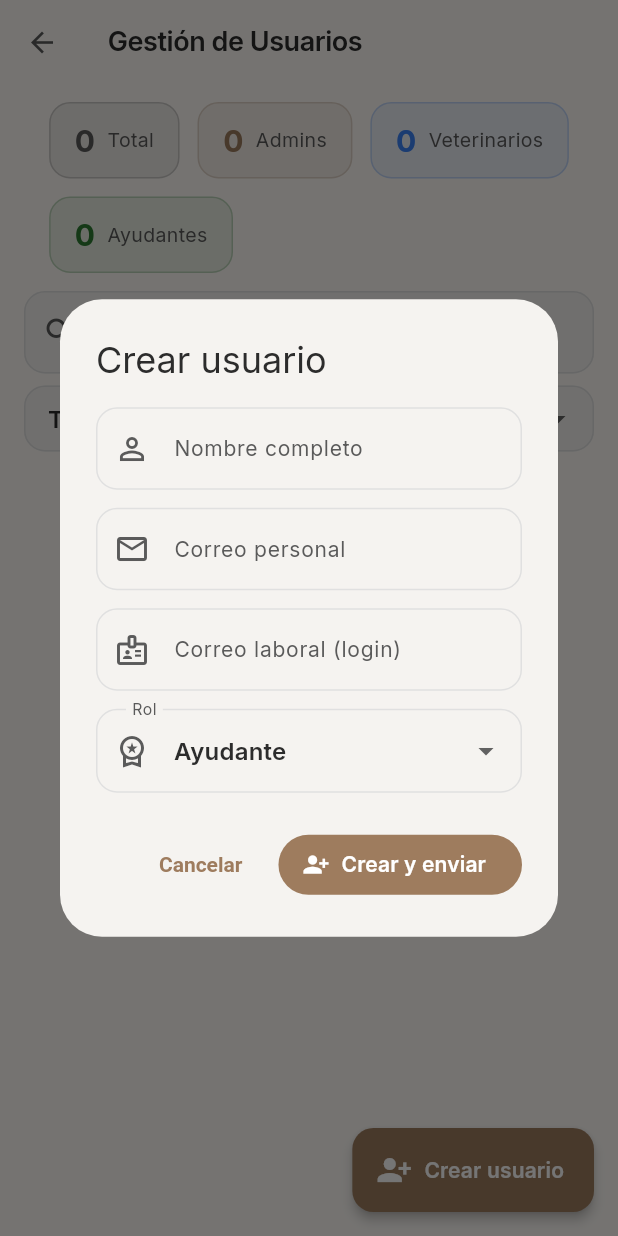
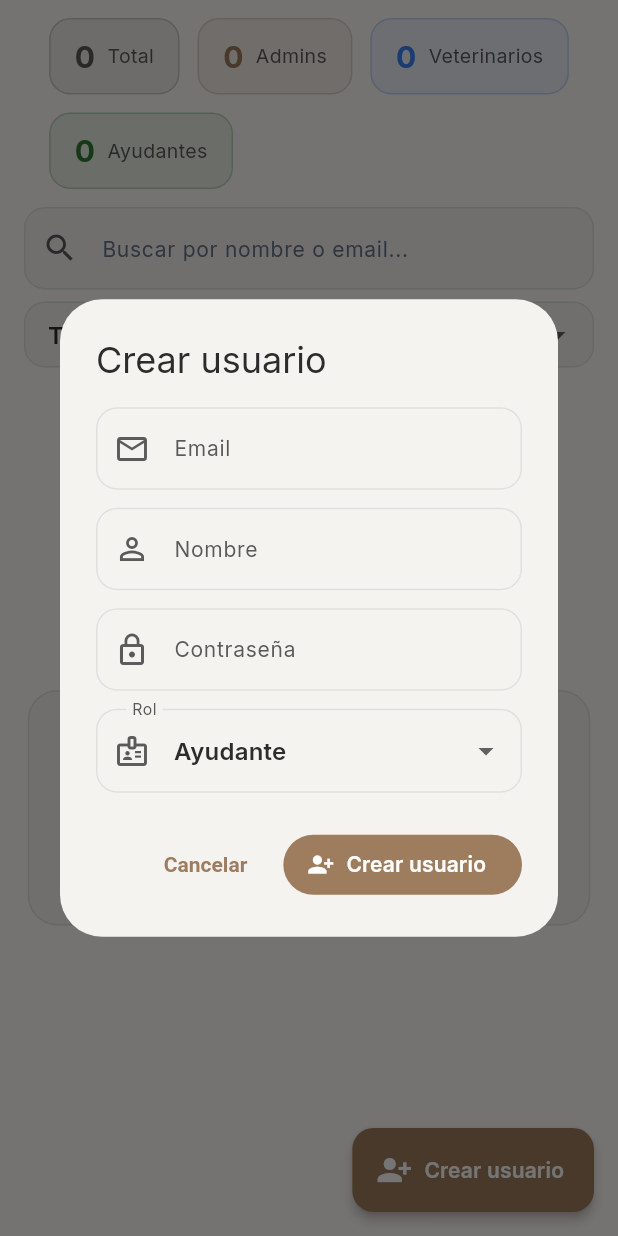
Before and after one commit to Sara-AprendizCBA/Cunitech, a Flutter app: the UserManagementScreen screen opened directly, after a tap on "Crear usuario", on a phone screen of 412 x 824 dp. Run offline on Flutter 3.47's test engine with Material 3 defaults, Android fonts, the phone set to English and light mode, and no system bars; our stand-ins replace fl_chart, flutter_animate, flutter_local_notifications, flutter_tts, get, google_fonts and 8 more; accounts and stored records are empty; network calls fail.

Commit message:
feat(usuarios): formulario de creacion con password manual y manejo de errores

```diff
--- a/lib/screens/admin/user_management_screen.dart
+++ b/lib/screens/admin/user_management_screen.dart
@@ -50,13 +50,18 @@ class _UserManagementScreenState extends State<UserManagementScreen> {
     final theme = Theme.of(context);
     return Scaffold(
       backgroundColor: theme.scaffoldBackgroundColor,
-      appBar: AppBar(
-        backgroundColor: theme.scaffoldBackgroundColor,
-        title: const Text('Gestión de Usuarios'),
-      ),
       body: SafeArea(
         child: Column(
           children: [
+            Obx(
+              () => userController.isLoading.value
+                  ? LinearProgressIndicator(
+                      minHeight: 2,
+                      color: AppTheme.accent,
+                      backgroundColor: AppTheme.borderLight,
+                    )
+                  : const SizedBox.shrink(),
+            ),
             _buildStats(),
             _buildFilters(context),
             Expanded(child: _buildList(context)),
@@ -65,8 +70,11 @@ class _UserManagementScreenState extends State<UserManagementScreen> {
       ),
       floatingActionButton: FloatingActionButton.extended(
         onPressed: _showCreateUserDialog,
+        tooltip: 'Crear usuario',
         icon: const Icon(Icons.person_add_alt_1),
         label: const Text('Crear usuario'),
+        backgroundColor: AppTheme.accent,
+        foregroundColor: Colors.white,
       ),
     );
   }
@@ -187,19 +195,43 @@ class _UserManagementScreenState extends State<UserManagementScreen> {
         return const Center(child: CircularProgressIndicator());
       }
       final list = userController.filteredUsers;
-      if (list.isEmpty) {
-        return const Center(child: Text('No hay usuarios registrados'));
-      }
-      return ListView.builder(
-        padding: EdgeInsets.all(context.adaptivePadding).copyWith(top: 8),
+      final hasFilters = userController.searchQuery.value.isNotEmpty ||
+          userController.rolFilter.value != 'todos';
+      return RefreshIndicator(
+        color: AppTheme.accent,
+        onRefresh: userController.loadAll,
+        child: list.isEmpty
+            ? LayoutBuilder(
+                builder: (context, constraints) => SingleChildScrollView(
+                  physics: const AlwaysScrollableScrollPhysics(),
+                  child: ConstrainedBox(
+                    constraints: BoxConstraints(
+                      minHeight: constraints.maxHeight,
+                    ),
+                    child: _EmptyUsersState(
+                      hasFilters: hasFilters,
+                      onClearFilters: _clearFilters,
+                    ),
+                  ),
+                ),
+              )
+            : ListView.builder(
+                physics: const AlwaysScrollableScrollPhysics(),
+                padding:
+                    EdgeInsets.all(context.adaptivePadding).copyWith(top: 8),
                 itemCount: list.length,
                 itemBuilder: (context, index) {
                   final user = list[index];
                   return Padding(
                     padding: const EdgeInsets.only(bottom: 12),
-            child: _buildUserCard(context, user, key: ValueKey(user.idUsuario)),
+                    child: _buildUserCard(
+                      context,
+                      user,
+                      key: ValueKey(user.idUsuario),
+                    ),
                   );
                 },
+              ),
       );
     });
   }
@@ -335,6 +367,11 @@ class _UserManagementScreenState extends State<UserManagementScreen> {
     return source.isEmpty ? '?' : source[0].toUpperCase();
   }
 
+  void _clearFilters() {
+    _searchCtrl.clear();
+    userController.clearFilters();
+  }
+
   // ────── Acciones ──────
 
   Future<void> _changeRol(UserProfile user, String nuevoRol) async {
@@ -361,13 +398,13 @@ class _UserManagementScreenState extends State<UserManagementScreen> {
   }
 
   Future<void> _showCreateUserDialog() async {
-    final created = await showDialog<bool>(
+    final creado = await showDialog<bool>(
       context: context,
       barrierDismissible: false,
       builder: (_) => const _CreateUserDialog(),
     );
-    if (created == true && mounted) {
-      AppSnackbar.success(context, 'Invitación enviada y usuario creado');
+    if (creado == true && mounted) {
+      AppSnackbar.success(context, 'Usuario creado');
     }
   }
 
@@ -438,7 +475,7 @@ class _StatChip extends StatelessWidget {
           const SizedBox(width: 8),
           Text(
             label,
-            style: const TextStyle(fontSize: 13, color: AppTheme.textSecondary),
+            style: TextStyle(fontSize: 13, color: AppTheme.textSecondary),
           ),
         ],
       ),
@@ -455,54 +492,42 @@ class _CreateUserDialog extends StatefulWidget {
 
 class _CreateUserDialogState extends State<_CreateUserDialog> {
   final _formKey = GlobalKey<FormState>();
+  final _emailCtrl = TextEditingController();
   final _nombreCtrl = TextEditingController();
-  final _personalCtrl = TextEditingController();
-  final _laboralCtrl = TextEditingController();
+  final _passwordCtrl = TextEditingController();
   final _userController = Get.find<UserController>();
-
-  static final _emailRe = RegExp(r'^[^\s@]+@[^\s@]+\.[^\s@]+$');
-  static const List<String> _rolesPermitidos = [
-    'admin',
-    'veterinario',
-    'ayudante',
-  ];
 
   String _rol = 'ayudante';
   bool _saving = false;
 
   @override
   void dispose() {
+    _emailCtrl.dispose();
     _nombreCtrl.dispose();
-    _personalCtrl.dispose();
-    _laboralCtrl.dispose();
+    _passwordCtrl.dispose();
     super.dispose();
   }
-
-  String _rolLabel(String rol) => switch (rol) {
-        'admin' => 'Admin',
-        'veterinario' => 'Veterinario',
-        _ => 'Ayudante',
-      };
 
   Future<void> _submit() async {
     if (!_formKey.currentState!.validate()) return;
     setState(() => _saving = true);
-    final ok = await _userController.crearUsuario(
-      personalEmail: _personalCtrl.text.trim(),
-      laboralEmail: _laboralCtrl.text.trim(),
+    final idUsuario = await _userController.crearUsuario(
+      email: _emailCtrl.text.trim(),
+      password: _passwordCtrl.text,
       nombre: _nombreCtrl.text.trim(),
       rol: _rol,
     );
     if (!mounted) return;
-    if (ok) {
-      Navigator.of(context).pop(true);
-    } else {
+    if (idUsuario == null) {
       setState(() => _saving = false);
       AppSnackbar.error(
         context,
+        _userController.lastError ??
             'No se pudo crear el usuario. Revisa los datos y tu conexión.',
       );
+      return;
     }
+    Navigator.of(context).pop(true);
   }
 
   @override
@@ -518,47 +543,54 @@ class _CreateUserDialogState extends State<_CreateUserDialog> {
               mainAxisSize: MainAxisSize.min,
               children: [
                 TextFormField(
+                  controller: _emailCtrl,
+                  enabled: !_saving,
+                  keyboardType: TextInputType.emailAddress,
+                  decoration: const InputDecoration(
+                    labelText: 'Email',
+                    prefixIcon: Icon(Icons.email_outlined),
+                  ),
+                  validator: (v) {
+                    final t = (v ?? '').trim();
+                    if (t.isEmpty) return 'El email es obligatorio';
+                    final ok =
+                        RegExp(r'^[^@\s]+@[^@\s]+\.[^@\s]+$').hasMatch(t);
+                    return ok ? null : 'Email inválido';
+                  },
+                ),
+                const SizedBox(height: 12),
+                TextFormField(
                   controller: _nombreCtrl,
                   enabled: !_saving,
                   textCapitalization: TextCapitalization.words,
                   decoration: const InputDecoration(
-                    labelText: 'Nombre completo',
+                    labelText: 'Nombre',
                     prefixIcon: Icon(Icons.person_outline),
                   ),
-                  validator: (v) => (v == null || v.trim().isEmpty)
-                      ? 'Ingresa el nombre'
+                  validator: (v) => (v ?? '').trim().isEmpty
+                      ? 'El nombre es obligatorio'
                       : null,
                 ),
                 const SizedBox(height: 12),
                 TextFormField(
-                  controller: _personalCtrl,
+                  controller: _passwordCtrl,
                   enabled: !_saving,
-                  keyboardType: TextInputType.emailAddress,
+                  obscureText: true,
                   decoration: const InputDecoration(
-                    labelText: 'Correo personal',
-                    hintText: 'donde recibirá la invitación',
-                    prefixIcon: Icon(Icons.email_outlined),
+                    labelText: 'Contraseña',
+                    prefixIcon: Icon(Icons.lock_outline),
                   ),
                   validator: (v) {
-                    final value = v?.trim() ?? '';
-                    if (value.isEmpty) return 'Ingresa el correo personal';
-                    if (!_emailRe.hasMatch(value)) return 'Correo no válido';
-                    return null;
-                  },
-                ),
-                const SizedBox(height: 12),
-                TextFormField(
-                  controller: _laboralCtrl,
-                  enabled: !_saving,
-                  keyboardType: TextInputType.emailAddress,
-                  decoration: const InputDecoration(
-                    labelText: 'Correo laboral (login)',
-                    prefixIcon: Icon(Icons.badge_outlined),
-                  ),
-                  validator: (v) {
-                    final value = v?.trim() ?? '';
-                    if (value.isEmpty) return 'Ingresa el correo laboral';
-                    if (!_emailRe.hasMatch(value)) return 'Correo no válido';
+                    final value = v ?? '';
+                    if (value.length < 8) {
+                      return 'Mínimo 8 caracteres';
+                    }
+                    if (!RegExp(r'[A-Z]').hasMatch(value)) {
+                      return 'Debe incluir al menos una mayúscula';
+                    }
+                    if (!RegExp(r'\d').hasMatch(value)) {
+                      return 'Debe incluir al menos un número';
+                    }
                     return null;
                   },
                 ),
@@ -567,20 +599,21 @@ class _CreateUserDialogState extends State<_CreateUserDialog> {
                   initialValue: _rol,
                   decoration: const InputDecoration(
                     labelText: 'Rol',
-                    prefixIcon: Icon(Icons.workspace_premium_outlined),
+                    prefixIcon: Icon(Icons.badge_outlined),
                   ),
-                  items: _rolesPermitidos
-                      .map(
-                        (r) => DropdownMenuItem(
-                          value: r,
-                          child: Text(_rolLabel(r)),
+                  items: const [
+                    DropdownMenuItem(value: 'usuario', child: Text('Usuario')),
+                    DropdownMenuItem(value: 'ayudante', child: Text('Ayudante')),
+                    DropdownMenuItem(
+                      value: 'veterinario',
+                      child: Text('Veterinario'),
                     ),
-                      )
-                      .toList(),
+                    DropdownMenuItem(value: 'admin', child: Text('Admin')),
+                  ],
                   onChanged: _saving
                       ? null
-                      : (value) {
-                          if (value != null) setState(() => _rol = value);
+                      : (v) {
+                          if (v != null) setState(() => _rol = v);
                         },
                 ),
               ],
@@ -590,7 +623,7 @@ class _CreateUserDialogState extends State<_CreateUserDialog> {
       ),
       actions: [
         TextButton(
-          onPressed: _saving ? null : () => Navigator.of(context).pop(false),
+          onPressed: _saving ? null : () => Navigator.of(context).pop(),
           child: const Text('Cancelar'),
         ),
         FilledButton.icon(
@@ -602,9 +635,83 @@ class _CreateUserDialogState extends State<_CreateUserDialog> {
                   child: CircularProgressIndicator(strokeWidth: 2),
                 )
               : const Icon(Icons.person_add_alt_1),
-          label: Text(_saving ? 'Creando...' : 'Crear y enviar'),
+          label: Text(_saving ? 'Creando...' : 'Crear usuario'),
         ),
       ],
     );
   }
 }
+
+class _EmptyUsersState extends StatelessWidget {
+  final bool hasFilters;
+  final VoidCallback onClearFilters;
+
+  const _EmptyUsersState({
+    required this.hasFilters,
+    required this.onClearFilters,
+  });
+
+  @override
+  Widget build(BuildContext context) {
+    final theme = Theme.of(context);
+    return Center(
+      child: ConstrainedBox(
+        constraints: const BoxConstraints(maxWidth: 420),
+        child: Card(
+          child: Padding(
+            padding: const EdgeInsets.all(AppTheme.spacingLg),
+            child: Column(
+              mainAxisSize: MainAxisSize.min,
+              children: [
+                Container(
+                  width: 48,
+                  height: 48,
+                  decoration: BoxDecoration(
+                    color: AppTheme.accent.withValues(alpha: 0.08),
+                    shape: BoxShape.circle,
+                  ),
+                  child: Icon(
+                    hasFilters
+                        ? Icons.search_off_rounded
+                        : Icons.group_outlined,
+                    size: 22,
+                    color: AppTheme.accent,
+                  ),
+                ),
+                const SizedBox(height: AppTheme.spacingMd),
+                Text(
+                  hasFilters
+                      ? 'No se encontraron usuarios'
+                      : 'Aún no hay usuarios registrados',
+                  textAlign: TextAlign.center,
+                  style: theme.textTheme.bodyMedium?.copyWith(
+                    fontWeight: FontWeight.w600,
+                    color: theme.colorScheme.onSurfaceVariant,
+                  ),
+                ),
+                const SizedBox(height: AppTheme.spacingSm),
+                Text(
+                  hasFilters
+                      ? 'Prueba con otro nombre, email o rol.'
+                      : 'Crea el primer usuario con el botón Crear usuario.',
+                  textAlign: TextAlign.center,
+                  style: theme.textTheme.bodySmall?.copyWith(
+                    color: theme.colorScheme.outline,
+                  ),
+                ),
+                if (hasFilters) ...[
+                  const SizedBox(height: AppTheme.spacingMd),
+                  OutlinedButton.icon(
+                    onPressed: onClearFilters,
+                    icon: const Icon(Icons.filter_alt_off_rounded, size: 18),
+                    label: const Text('Limpiar filtros'),
+                  ),
+                ],
+              ],
+            ),
+          ),
+        ),
+      ),
+    );
+  }
+}
--- a/lib/services/user_service.dart
+++ b/lib/services/user_service.dart
@@ -5,6 +5,9 @@ import '../models/user_profile.dart';
 
 class UserService {
   final supabase = Supabase.instance.client;
+
+  String? _lastError;
+  String? get lastError => _lastError;
 
   /// Lista todos los usuarios (la RLS deja al admin ver todos).
   Future<List<UserProfile>> getAll() async {
@@ -65,29 +68,57 @@ class UserService {
   /// Crea un usuario nuevo.
   ///
   /// Invoca la Edge Function `create-user`, que crea el registro en
-  /// auth.users, inserta la fila en `usuario` y envía un correo al correo
-  /// personal con el enlace para crear la contraseña. La función valida que
-  /// el solicitante tenga rol `admin`.
-  Future<bool> createUser({
-    required String personalEmail,
-    required String laboralEmail,
+  /// auth.users, inserta la fila en `usuario` y devuelve el `id_usuario`.
+  /// La contraseña la define el admin. La función valida que el solicitante
+  /// tenga rol `admin`.
+  ///
+  /// Devuelve el `id_usuario` o `null` si falló. El mensaje real del error
+  /// queda disponible en [lastError].
+  Future<String?> createUser({
+    required String email,
+    required String password,
     required String nombre,
     required String rol,
   }) async {
+    _lastError = null;
     try {
       final response = await supabase.functions.invoke(
         'create-user',
         body: {
-          'personalEmail': personalEmail,
-          'laboralEmail': laboralEmail,
+          'email': email,
+          'password': password,
           'nombre': nombre,
           'rol': rol,
         },
       );
-      return response.status == 200;
+      final data = response.data;
+      if (response.status == 200 &&
+          data is Map &&
+          data['id_usuario'] is String) {
+        return data['id_usuario'] as String;
+      }
+      _lastError = _extractError(data, response.status);
+      return null;
+    } on FunctionException catch (e) {
+      _lastError = _extractError(e.details, e.status);
+      return null;
     } catch (e) {
       logger.e('Error createUser', error: e);
-      return false;
+      _lastError = 'No se pudo conectar con el servidor.';
+      return null;
     }
   }
+
+  String _extractError(dynamic data, int status) {
+    if (data is Map && data['error'] is String) {
+      return data['error'] as String;
+    }
+    if (data is String && data.trim().isNotEmpty) {
+      return data;
+    }
+    if (status == 0) {
+      return 'No se pudo conectar con el servidor.';
+    }
+    return 'No se pudo crear el usuario (código $status).';
+  }
 }
```
Also changed, not shown: lib/controllers/user_controller.dart (+16 -16 lines). Lines whose indentation alone changed are shown as unchanged.
